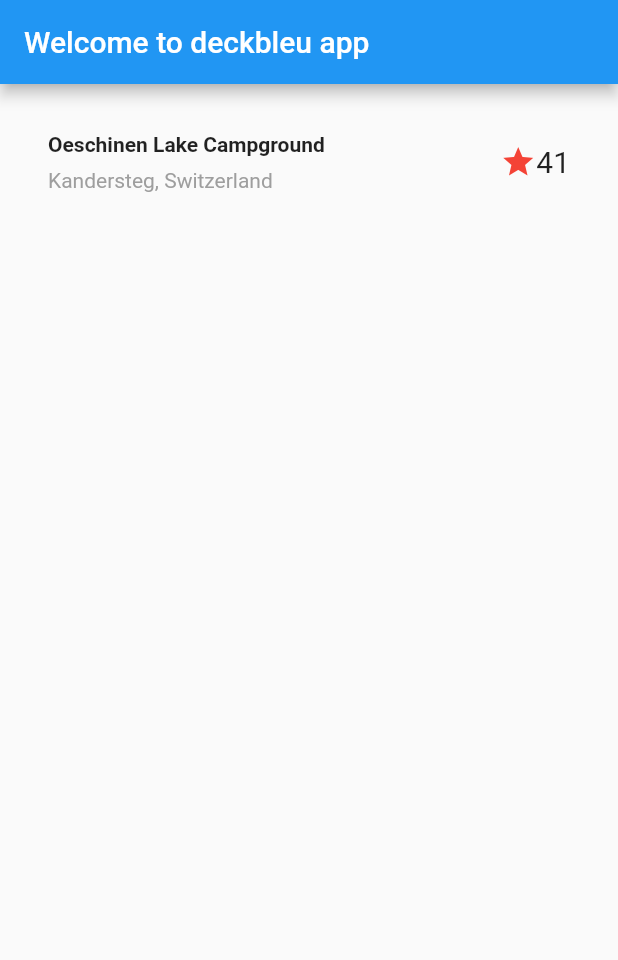
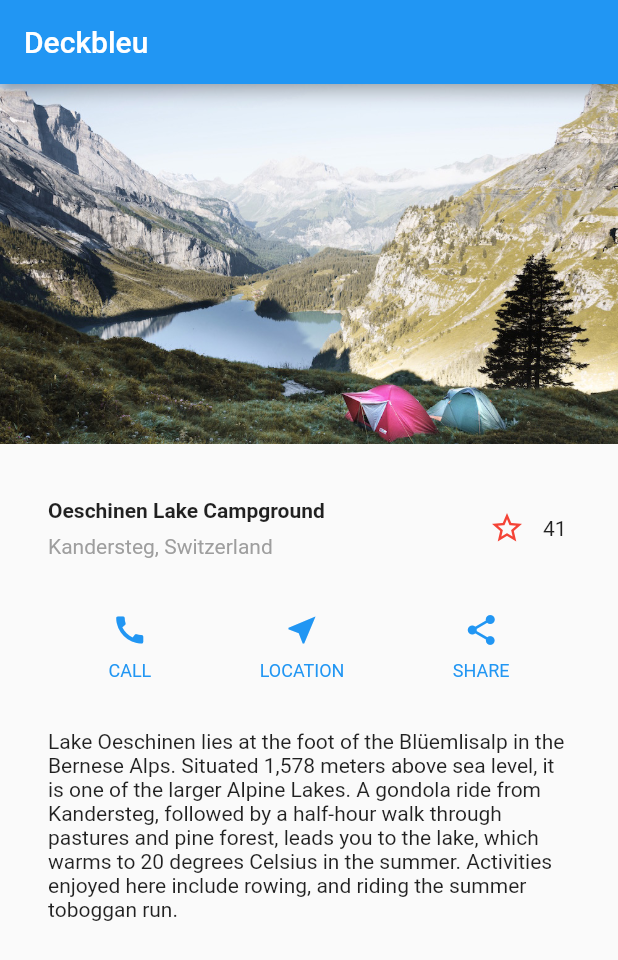
Before and after one commit to Aeners/deckbleu, a Flutter app: the screen it shows after launch, on a phone screen of 412 x 824 dp. Shown: the top 960 px of the screen. Run offline on Flutter 3.47's test engine with Material 2 defaults, Android fonts, the phone set to English and light mode, and no system bars.

Commit message:
flutter widget stateful training

```diff
--- a/lib/main.dart
+++ b/lib/main.dart
@@ -5,13 +5,25 @@
 class HelloWorld extends StatelessWidget {
   @override
   Widget build(BuildContext context) {
+    Color color = Theme.of(context).primaryColor;
+    Widget buttonSection = Container(
+      child: Row(
+        mainAxisAlignment: MainAxisAlignment.spaceEvenly,
+        children: [
+          _buildButtonColumn(color, Icons.call, 'CALL'),
+          _buildButtonColumn(color, Icons.near_me, 'LOCATION'),
+          _buildButtonColumn(color, Icons.share, 'SHARE')
+        ],
+      )
+    );
+
     Widget titleSection = Container(
         padding: const EdgeInsets.all(32),
         child: Row(children: [
           Expanded(
               child: Column(
             crossAxisAlignment: CrossAxisAlignment.start,
-            children: <Widget>[
+            children: [
               Container(
                 padding: const EdgeInsets.only(bottom: 8),
                 child: Text('Oeschinen Lake Campground',
@@ -21,18 +33,92 @@
                   style: TextStyle(color: Colors.grey[500]))
             ],
           )),
-          Column(
-            children: <Widget>[Icon(Icons.star, color: Colors.red[500])],
-          ),
-          Column(
-            children: <Widget>[Text('41', style: TextStyle(fontSize: 20.0))],
-          )
+          FavoriteWidget()
         ]));
+    Widget textSection = Container(
+      padding: const EdgeInsets.all(32),
+      child: Text(
+        'Lake Oeschinen lies at the foot of the Blüemlisalp in the Bernese '
+        'Alps. Situated 1,578 meters above sea level, it is one of the '
+        'larger Alpine Lakes. A gondola ride from Kandersteg, followed by a '
+        'half-hour walk through pastures and pine forest, leads you to the '
+        'lake, which warms to 20 degrees Celsius in the summer. Activities '
+        'enjoyed here include rowing, and riding the summer toboggan run.',
+        softWrap: true,
+      ),
+    );
+
     return MaterialApp(
         title: 'deckbleu',
         home: Scaffold(
-          appBar: AppBar(title: Text('Welcome to deckbleu app')),
-          body: Column(children: [titleSection]),
+          appBar: AppBar(title: Text('Deckbleu')),
+          body: ListView(
+            children: [
+              Image.asset(
+                'images/lake.jpg',
+                width: 600,
+                height: 240,
+                fit: BoxFit.cover
+              ),
+              titleSection,
+              buttonSection,
+              textSection
+            ]
+          ),
         ));
   }
+
+  Column _buildButtonColumn(Color color, IconData icon, String label) {
+    return Column(children: [
+      Icon(icon, color: color),
+      Container(
+        margin: const EdgeInsets.only(top: 8),
+        child: Text(label,
+            style: TextStyle(
+                fontSize: 12, fontWeight: FontWeight.w400, color: color)),
+      )
+    ]);
+  }
 }
+
+class FavoriteWidget extends StatefulWidget {
+  @override
+  _FavoriteWidgetState createState() => _FavoriteWidgetState();
+
+}
+
+class _FavoriteWidgetState extends State<FavoriteWidget> {
+  bool _isFavorited = false;
+  int _favoriteCount = 41;
+
+  _toggleFavorited() {
+    setState(() {
+      if (_isFavorited) {
+        _isFavorited = false;
+        _favoriteCount--;
+      } else {
+        _isFavorited = true;
+        _favoriteCount++;
+      }
+    });
+  }
+
+  @override
+  Widget build(BuildContext context) {
+    return Row(
+      children: <Widget>[
+        IconButton(
+          icon: (_isFavorited ? Icon(Icons.star) : Icon(Icons.star_border)),
+          color: Colors.red[500],
+          onPressed: _toggleFavorited
+        ),
+        SizedBox(
+          width: 18,
+          child: Container(
+            child: Text('$_favoriteCount'),
+          )
+        )
+      ],
+    );
+  }
+}
--- a/pubspec.yaml
+++ b/pubspec.yaml
@@ -41,9 +41,8 @@
   uses-material-design: true
 
   # To add assets to your application, add an assets section, like this:
-  # assets:
-  #  - images/a_dot_burr.jpeg
-  #  - images/a_dot_ham.jpeg
+  assets:
+    - images/lake.jpg
 
   # An image asset can refer to one or more resolution-specific "variants", see
   # https://flutter.dev/assets-and-images/#resolution-aware.
```
Also changed, not shown: images/lake.jpg (added), 1 other file.
